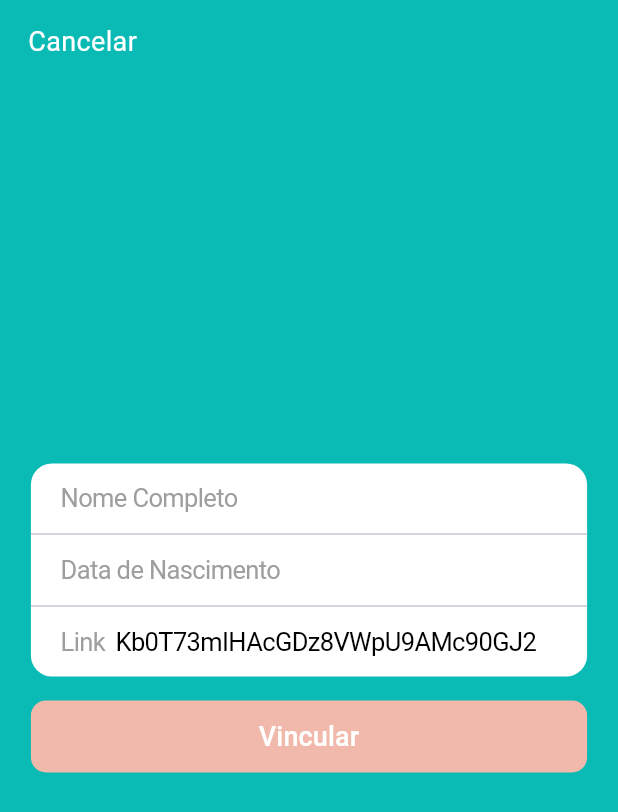
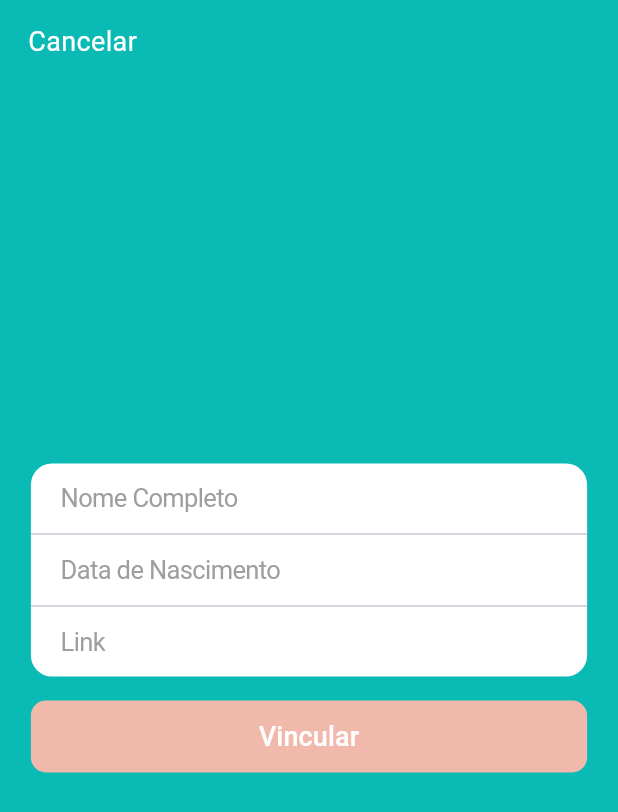
Before and after one commit to anselmoparente/DiarioPed, a Flutter app: the LinkPage screen opened by its route, on a phone screen of 412 x 824 dp. Shown: the top 812 px of the screen. Run offline on Flutter 3.47's test engine with Material 3 defaults, Android fonts, the phone set to English and light mode, and no system bars; our stand-ins replace device_info_plus, firebase_auth, firebase_core, firebase_database, flutter_svg, go_router and 1 more; accounts and stored records are empty.

Commit message:
refact: Removed link mock

```diff
--- a/lib/app/ui/pages/link_page.dart
+++ b/lib/app/ui/pages/link_page.dart
@@ -16,8 +16,7 @@ class LinkPage extends StatefulWidget {
 class _LinkPageState extends State<LinkPage> {
   TextEditingController name = TextEditingController();
   TextEditingController birthday = TextEditingController();
-  TextEditingController linkID =
-      TextEditingController(text: 'Kb0T73mIHAcGDz8VWpU9AMc90GJ2');
+  TextEditingController linkID = TextEditingController();
   DateTime? selectedDate;
 
   final LinkController _controller = LinkController();
```
